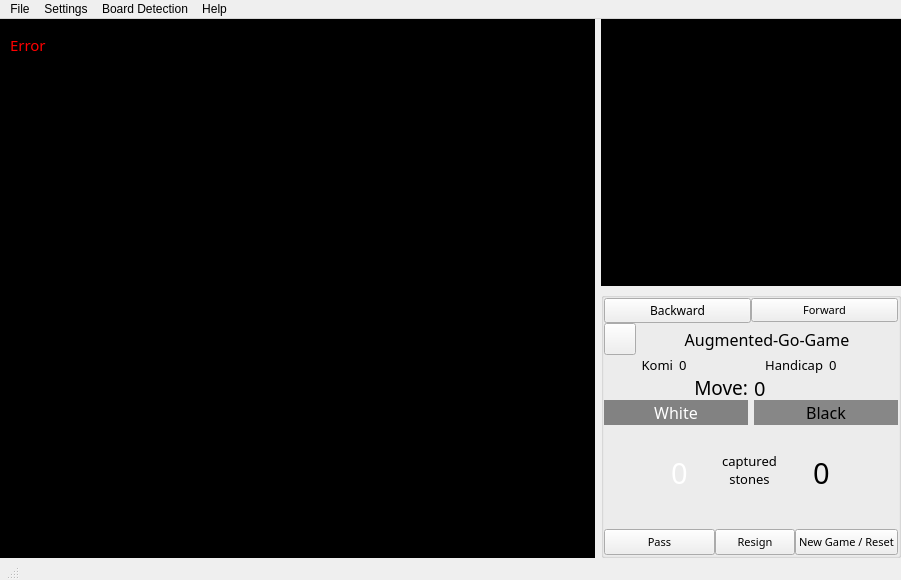
Above: Go_GUI/GUI.ui from augmented-go/augmented-go before the change. Below: the same form after it.
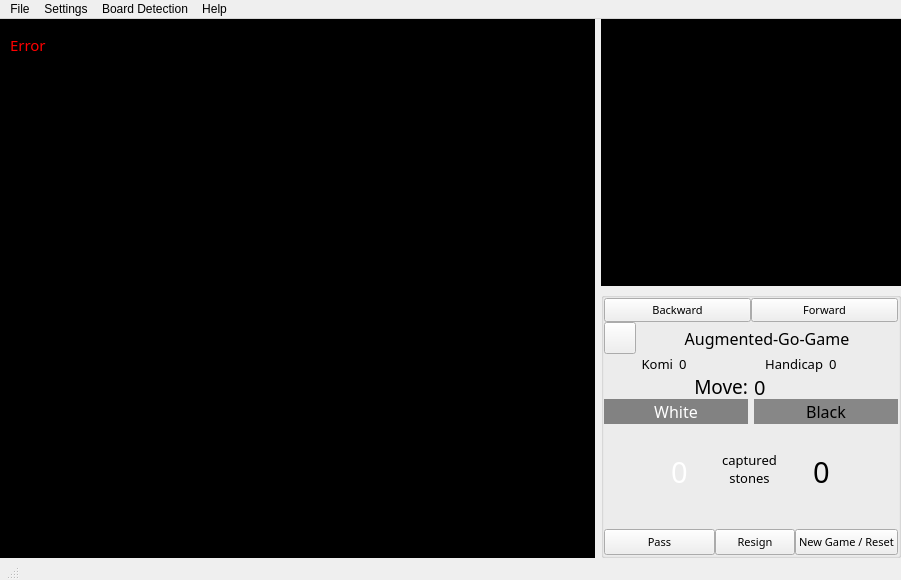
That is the form after the change. Icons and pictures are not drawn.

Commit message: refs #82 - changed font of buttons to the new font, added signals if button is pressed

What changed in the file:
```diff
--- a/Go_GUI/GUI.ui
+++ b/Go_GUI/GUI.ui
@@ -370,7 +370,8 @@
              <widget class="QPushButton" name="backward_button">
               <property name="font">
                <font>
-                <family>Shojumaru</family>
+                <family>From Where You Are</family>
+                <pointsize>8</pointsize>
                </font>
               </property>
               <property name="text">
```
Left out of the diff: 2 changed lines with no effect on the pictures. The commit also changes 1 other file.
